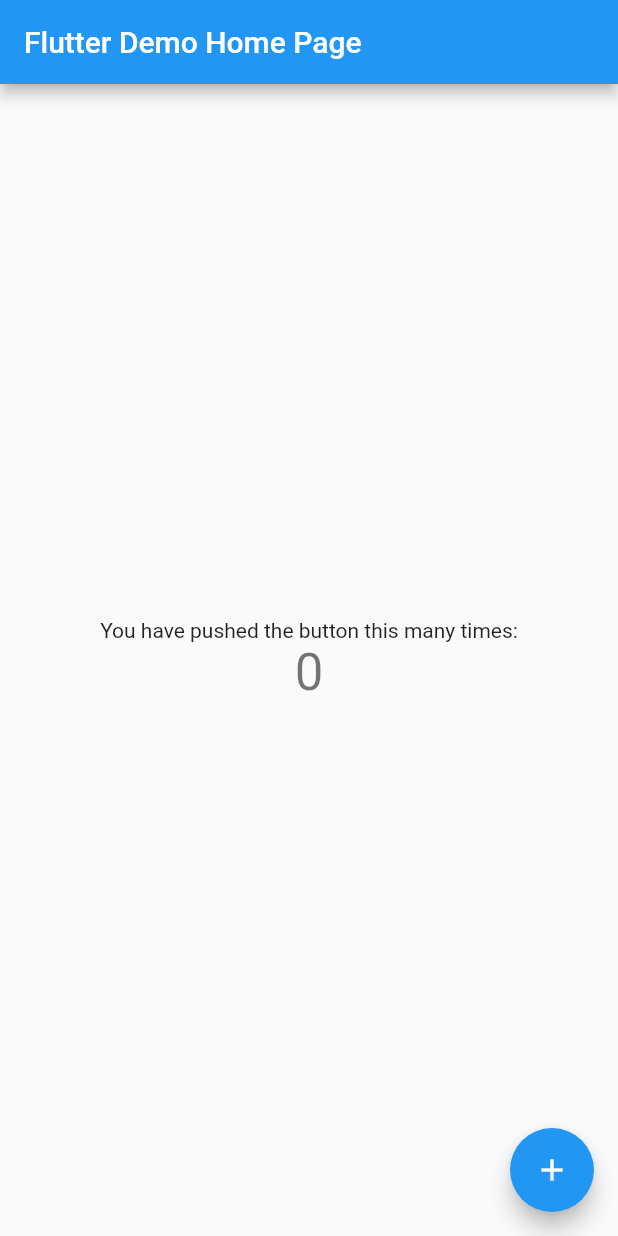
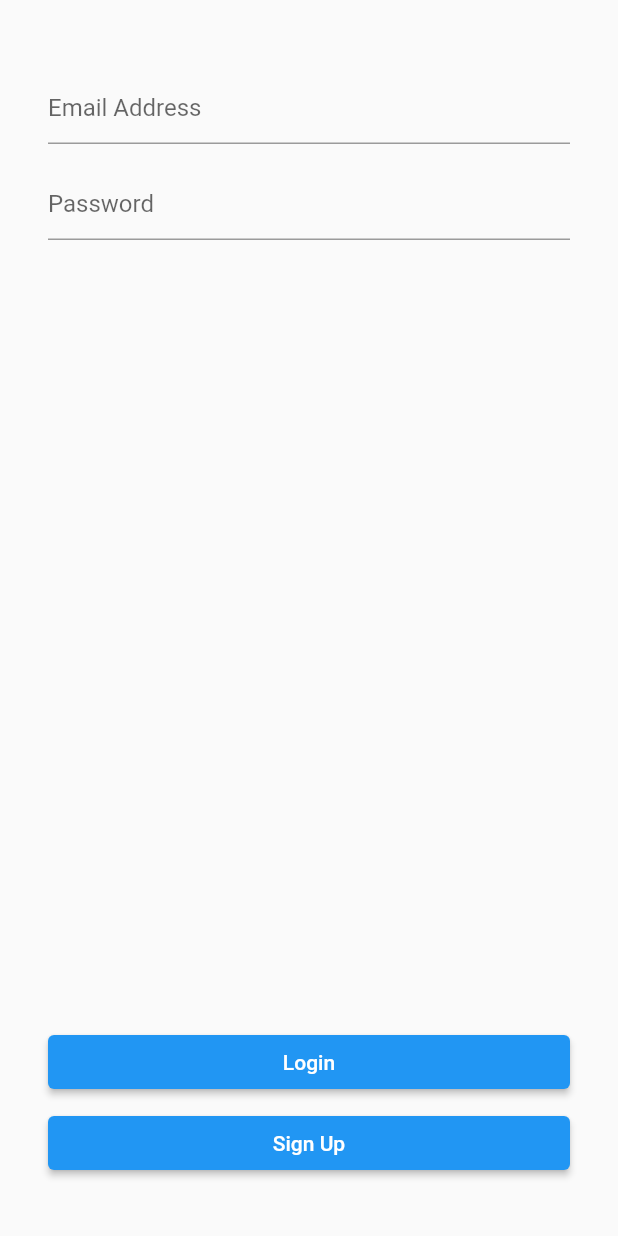
Before and after one commit to bl1nkker/flutter-sutoritera, a Flutter app: the screen it shows after launch, on a phone screen of 412 x 824 dp. Run offline on Flutter 3.47's test engine with Material 2 defaults, Android fonts, the phone set to English and light mode, and no system bars; our stand-ins replace cloud_firestore, firebase_auth, firebase_core; accounts and stored records are empty.

Commit message:
feat: added provider, navigator 2.0, firebase_auth and some screens

```diff
--- /dev/null
+++ b/lib/data/user_dao.dart
@@ -0,0 +1,69 @@
+import 'package:firebase_auth/firebase_auth.dart';
+import 'package:flutter/foundation.dart';
+
+class UserDao extends ChangeNotifier {
+  final auth = FirebaseAuth.instance;
+  // Return true if the user is logged in. If the current user is null, they are logged out.
+  bool isLoggedIn() {
+    return auth.currentUser != null;
+  }
+
+// Return the id of the current user, which could be null.
+  String? userId() {
+    return auth.currentUser?.uid;
+  }
+
+//Return the email of the current user.
+  String? email() {
+    return auth.currentUser?.email;
+  }
+
+  // Pass in the email and password the user entered. For a real app, you will need to make sure those strings meet your requirements.
+  void signup(String email, String password) async {
+    try {
+      // Call the Firebase method to create a new account.
+      await auth.createUserWithEmailAndPassword(
+        email: email,
+        password: password,
+      );
+      // Notify all listeners so they can then check when a user is logged in.
+      notifyListeners();
+    } on FirebaseAuthException catch (e) {
+      // Handle some common errors.
+      if (e.code == 'weak-password') {
+        print('The password provided is too weak.');
+      } else if (e.code == 'email-already-in-use') {
+        print('The account already exists for that email.');
+      }
+    } catch (e) {
+      // Catch any other type of exception.
+      print(e);
+    }
+  }
+
+  // Pass in the email and password the user entered.
+  void login(String email, String password) async {
+    try {
+      // Call the Firebase method to log in to their account.
+      await auth.signInWithEmailAndPassword(
+        email: email,
+        password: password,
+      );
+      // Notify all listeners.
+      notifyListeners();
+    } on FirebaseAuthException catch (e) {
+      if (e.code == 'weak-password') {
+        print('The password provided is too weak.');
+      } else if (e.code == 'email-already-in-use') {
+        print('The account already exists for that email.');
+      }
+    } catch (e) {
+      print(e);
+    }
+  }
+
+  void logout() async {
+    await auth.signOut();
+    notifyListeners();
+  }
+}
--- a/lib/main.dart
+++ b/lib/main.dart
@@ -1,115 +1,81 @@
 import 'package:flutter/material.dart';
+import 'package:firebase_core/firebase_core.dart';
+import 'package:flutter_sutoritera/data/user_dao.dart';
+import 'package:flutter_sutoritera/models/app_state_manager.dart';
+import 'package:flutter_sutoritera/navigation/app_router.dart';
+import 'package:provider/provider.dart';
+import '../data/story_dao.dart';
 
-void main() {
-  runApp(const MyApp());
+Future<void> main() async {
+  WidgetsFlutterBinding.ensureInitialized();
+  await Firebase.initializeApp();
+
+  runApp(const Sutoritera());
 }
 
-class MyApp extends StatelessWidget {
-  const MyApp({Key? key}) : super(key: key);
+class Sutoritera extends StatefulWidget {
+  const Sutoritera({Key? key}) : super(key: key);
 
-  // This widget is the root of your application.
   @override
-  Widget build(BuildContext context) {
-    return MaterialApp(
-      title: 'Flutter Demo',
-      theme: ThemeData(
-        // This is the theme of your application.
-        //
-        // Try running your application with "flutter run". You'll see the
-        // application has a blue toolbar. Then, without quitting the app, try
-        // changing the primarySwatch below to Colors.green and then invoke
-        // "hot reload" (press "r" in the console where you ran "flutter run",
-        // or simply save your changes to "hot reload" in a Flutter IDE).
-        // Notice that the counter didn't reset back to zero; the application
-        // is not restarted.
-        primarySwatch: Colors.blue,
-      ),
-      home: const MyHomePage(title: 'Flutter Demo Home Page'),
-    );
-  }
+  State<Sutoritera> createState() => _SutoriteraState();
 }
 
-class MyHomePage extends StatefulWidget {
-  const MyHomePage({Key? key, required this.title}) : super(key: key);
+class _SutoriteraState extends State<Sutoritera> {
+  final _profileManager = UserDao();
 
-  // This widget is the home page of your application. It is stateful, meaning
-  // that it has a State object (defined below) that contains fields that affect
-  // how it looks.
+  final _appStateManager = AppStateManager();
 
-  // This class is the configuration for the state. It holds the values (in this
-  // case the title) provided by the parent (in this case the App widget) and
-  // used by the build method of the State. Fields in a Widget subclass are
-  // always marked "final".
-
-  final String title;
+  late AppRouter _appRouter;
 
   @override
-  State<MyHomePage> createState() => _MyHomePageState();
-}
-
-class _MyHomePageState extends State<MyHomePage> {
-  int _counter = 0;
-
-  void _incrementCounter() {
-    setState(() {
-      // This call to setState tells the Flutter framework that something has
-      // changed in this State, which causes it to rerun the build method below
-      // so that the display can reflect the updated values. If we changed
-      // _counter without calling setState(), then the build method would not be
-      // called again, and so nothing would appear to happen.
-      _counter++;
-    });
+  void initState() {
+    _appRouter = AppRouter(
+      appStateManager: _appStateManager,
+      profileManager: _profileManager,
+    );
+    super.initState();
   }
 
   @override
   Widget build(BuildContext context) {
-    // This method is rerun every time setState is called, for instance as done
-    // by the _incrementCounter method above.
-    //
-    // The Flutter framework has been optimized to make rerunning build methods
-    // fast, so that you can just rebuild anything that needs updating rather
-    // than having to individually change instances of widgets.
-    return Scaffold(
-      appBar: AppBar(
-        // Here we take the value from the MyHomePage object that was created by
-        // the App.build method, and use it to set our appbar title.
-        title: Text(widget.title),
+    // Provider
+    return MultiProvider(
+      providers: [
+        ChangeNotifierProvider(
+          create: (context) => _appStateManager,
+        ),
+        ChangeNotifierProvider<UserDao>(
+          lazy: false,
+          create: (_) => UserDao(),
+        ),
+        Provider<StoryDao>(
+          lazy: false,
+          create: (_) => StoryDao(),
+        ),
+      ],
+      child: Consumer<UserDao>(
+        builder: (context, profileManager, child) {
+          // ThemeData theme;
+          // if (profileManager.darkMode) {
+          //   theme = FooderlichTheme.dark();
+          // } else {
+          //   theme = FooderlichTheme.light();
+          // }
+
+          return MaterialApp(
+            // theme: theme,
+            title: 'Sutoritera',
+            home: Router(
+              routerDelegate: _appRouter,
+              // Here, you set the router widget’s BackButtonDispatcher, which
+              //listens to the platform pop route notifications. When the user
+              //taps the Android system Back button, it triggers the router
+              //delegate’s onPopPage callback.
+              backButtonDispatcher: RootBackButtonDispatcher(),
+            ),
+          );
+        },
       ),
-      body: Center(
-        // Center is a layout widget. It takes a single child and positions it
-        // in the middle of the parent.
-        child: Column(
-          // Column is also a layout widget. It takes a list of children and
-          // arranges them vertically. By default, it sizes itself to fit its
-          // children horizontally, and tries to be as tall as its parent.
-          //
-          // Invoke "debug painting" (press "p" in the console, choose the
-          // "Toggle Debug Paint" action from the Flutter Inspector in Android
-          // Studio, or the "Toggle Debug Paint" command in Visual Studio Code)
-          // to see the wireframe for each widget.
-          //
-          // Column has various properties to control how it sizes itself and
-          // how it positions its children. Here we use mainAxisAlignment to
-          // center the children vertically; the main axis here is the vertical
-          // axis because Columns are vertical (the cross axis would be
-          // horizontal).
-          mainAxisAlignment: MainAxisAlignment.center,
-          children: <Widget>[
-            const Text(
-              'You have pushed the button this many times:',
-            ),
-            Text(
-              '$_counter',
-              style: Theme.of(context).textTheme.headline4,
-            ),
-          ],
-        ),
-      ),
-      floatingActionButton: FloatingActionButton(
-        onPressed: _incrementCounter,
-        tooltip: 'Increment',
-        child: const Icon(Icons.add),
-      ), // This trailing comma makes auto-formatting nicer for build methods.
     );
   }
 }
--- /dev/null
+++ b/lib/models/app_state_manager.dart
@@ -0,0 +1,66 @@
+import 'dart:async';
+import 'package:flutter/material.dart';
+
+// Creates constants for each tab the user taps.
+class SutoriteraTab {
+  static const int explore = 0;
+  static const int create = 1;
+  static const int profile = 2;
+}
+
+class AppStateManager extends ChangeNotifier {
+  // _initialized checks if the app is initialized.
+  bool _initialized = false;
+  // _loggedIn lets you check if the user has logged in.
+  bool _loggedIn = false;
+  // _selectedTab keeps track of which tab the user is on.
+  int _selectedTab = SutoriteraTab.explore;
+
+  // These are getter methods for each property.
+  //You cannot change these properties outside AppStateManager.
+  //This is important for the unidirectional flow architecture, where you don’t
+  //change state directly but only via function calls or dispatched events.
+  bool get isInitialized => _initialized;
+  bool get isLoggedIn => _loggedIn;
+  int get getSelectedTab => _selectedTab;
+
+  void initializeApp() {
+    // Sets a delayed timer for 2,000 milliseconds before executing the closure.
+    //This sets how long the app screen will display after the user starts the
+    //app.
+    Timer(
+      const Duration(milliseconds: 2000),
+      () {
+        // Sets initialized to true.
+        _initialized = true;
+        // Notifies all listeners.
+        notifyListeners();
+      },
+    );
+  }
+
+  void login(String username, String password) {
+    // Also here you can implement backend logic
+    // Sets loggedIn to true.
+    _loggedIn = true;
+    // Notifies all listeners.
+    notifyListeners();
+  }
+
+  void goToTab(index) {
+    _selectedTab = index;
+    notifyListeners();
+  }
+
+  void logout() {
+    // Resets all app state properties.
+    _loggedIn = false;
+    _initialized = false;
+    _selectedTab = 0;
+
+    // Reinitializes the app.
+    initializeApp();
+    // Notifies all listeners of state change.
+    notifyListeners();
+  }
+}
--- /dev/null
+++ b/lib/navigation/sutoritera_pages.dart
@@ -0,0 +1,7 @@
+class SutoriteraPages {
+  static String splashPath = '/splash';
+  static String loginPath = '/login';
+  static String onboardingPath = '/onboarding';
+  static String home = '/';
+  static String profilePath = '/profile';
+}
--- /dev/null
+++ b/lib/screens/login_screen.dart
@@ -0,0 +1,144 @@
+import 'package:flutter/material.dart';
+import 'package:flutter/services.dart';
+import 'package:flutter/widgets.dart';
+import 'package:flutter_sutoritera/models/app_state_manager.dart';
+import 'package:flutter_sutoritera/navigation/sutoritera_pages.dart';
+import 'package:provider/provider.dart';
+import '../data/user_dao.dart';
+
+class LoginScreen extends StatefulWidget {
+  static MaterialPage page() {
+    return MaterialPage(
+      name: SutoriteraPages.loginPath,
+      key: ValueKey(SutoriteraPages.loginPath),
+      child: const LoginScreen(),
+    );
+  }
+
+  const LoginScreen({Key? key}) : super(key: key);
+
+  @override
+  _LoginScreenState createState() => _LoginScreenState();
+}
+
+class _LoginScreenState extends State<LoginScreen> {
+  // Create a text controller for the email field.
+  final _emailController = TextEditingController();
+  // Create a text controller for the password field.
+  final _passwordController = TextEditingController();
+  // Create a key needed for a form.
+  final GlobalKey<FormState> _formKey = GlobalKey<FormState>();
+
+  @override
+  void dispose() {
+    // Dispose of the editing controllers.
+    _emailController.dispose();
+    _passwordController.dispose();
+    super.dispose();
+  }
+
+  @override
+  Widget build(BuildContext context) {
+    // Use Provider to get an instance of the UserDao.
+    final userDao = Provider.of<UserDao>(context, listen: false);
+    return Scaffold(
+      body: Padding(
+        padding: const EdgeInsets.all(32.0),
+        // Create the Form with the global key.
+        child: Form(
+          key: _formKey,
+          child: Column(
+            children: [
+              Row(
+                children: [
+                  const SizedBox(height: 80),
+                  Expanded(
+                    // Create the field for the email address.
+                    child: TextFormField(
+                      decoration: const InputDecoration(
+                        border: UnderlineInputBorder(),
+                        hintText: 'Email Address',
+                      ),
+                      autofocus: false,
+                      // Use an email address keyboard type.
+                      keyboardType: TextInputType.emailAddress,
+                      // Turn off auto-correction and capitalization.
+                      textCapitalization: TextCapitalization.none,
+                      autocorrect: false,
+                      // Set the editing controller.
+                      controller: _emailController,
+                      // Define a validator to check for empty strings. You can use regular expressions or any other type of validation if you like.
+                      validator: (String? value) {
+                        if (value == null || value.isEmpty) {
+                          return 'Email Required';
+                        }
+                        return null;
+                      },
+                    ),
+                  ),
+                ],
+              ),
+              Row(
+                children: [
+                  const SizedBox(height: 20),
+                  Expanded(
+                    child: TextFormField(
+                      decoration: const InputDecoration(
+                          border: UnderlineInputBorder(), hintText: 'Password'),
+                      autofocus: false,
+                      obscureText: true,
+                      keyboardType: TextInputType.visiblePassword,
+                      textCapitalization: TextCapitalization.none,
+                      autocorrect: false,
+                      controller: _passwordController,
+                      validator: (String? value) {
+                        if (value == null || value.isEmpty) {
+                          return 'Password Required';
+                        }
+                        return null;
+                      },
+                    ),
+                  ),
+                ],
+              ),
+              const Spacer(),
+              Row(
+                children: [
+                  const SizedBox(height: 20),
+                  Expanded(
+                    child: ElevatedButton(
+                      onPressed: () {
+                        Provider.of<AppStateManager>(context, listen: false)
+                            .login('mockUsername', 'mockPassword');
+                        // Set the first button to call the login() method.
+                        // userDao.login(
+                        //     _emailController.text, _passwordController.text);
+                      },
+                      child: const Text('Login'),
+                    ),
+                  )
+                ],
+              ),
+              Row(
+                children: [
+                  const SizedBox(height: 20),
+                  Expanded(
+                    child: ElevatedButton(
+                      onPressed: () {
+                        // Set the second button to call the signup() method.
+                        userDao.signup(
+                            _emailController.text, _passwordController.text);
+                      },
+                      child: const Text('Sign Up'),
+                    ),
+                  ),
+                  const SizedBox(height: 60),
+                ],
+              ),
+            ],
+          ),
+        ),
+      ),
+    );
+  }
+}
--- a/pubspec.yaml
+++ b/pubspec.yaml
@@ -32,6 +32,9 @@
   firebase_core: ^1.6.0
   cloud_firestore: ^2.5.3
   intl: ^0.17.0
+  firebase_auth: ^3.1.1
+
+
 
 
 
```
Also changed, not shown: lib/navigation/app_router.dart (added, +104 -0 lines), lib/screens/home.dart (added, +75 -0 lines), lib/screens/splash_screen.dart (added, +39 -0 lines), lib/screens/stories_screen.dart (added, +77 -0 lines), pubspec.lock, 2 other files.
